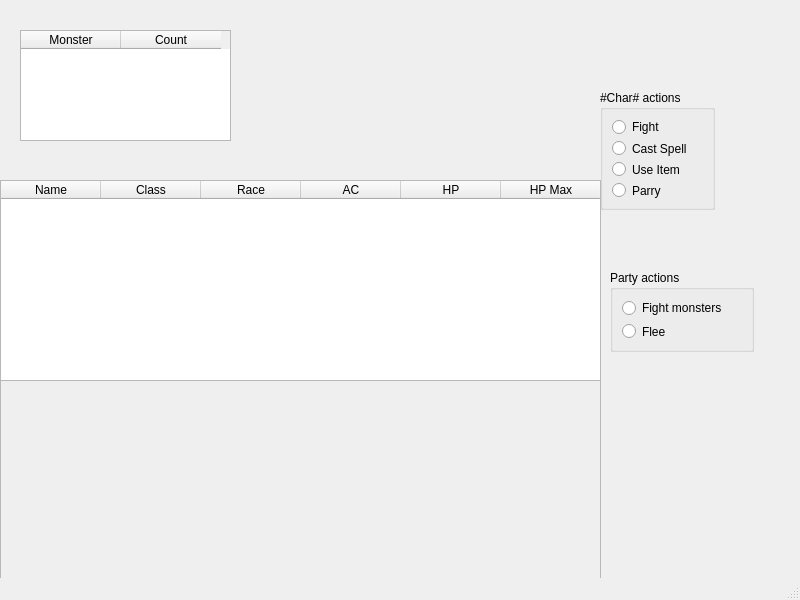
Qt form pyQTApp/qt_designer_widgets/combat_window.ui (codingame-team/DnD-5th-Edition-API) before a commit.
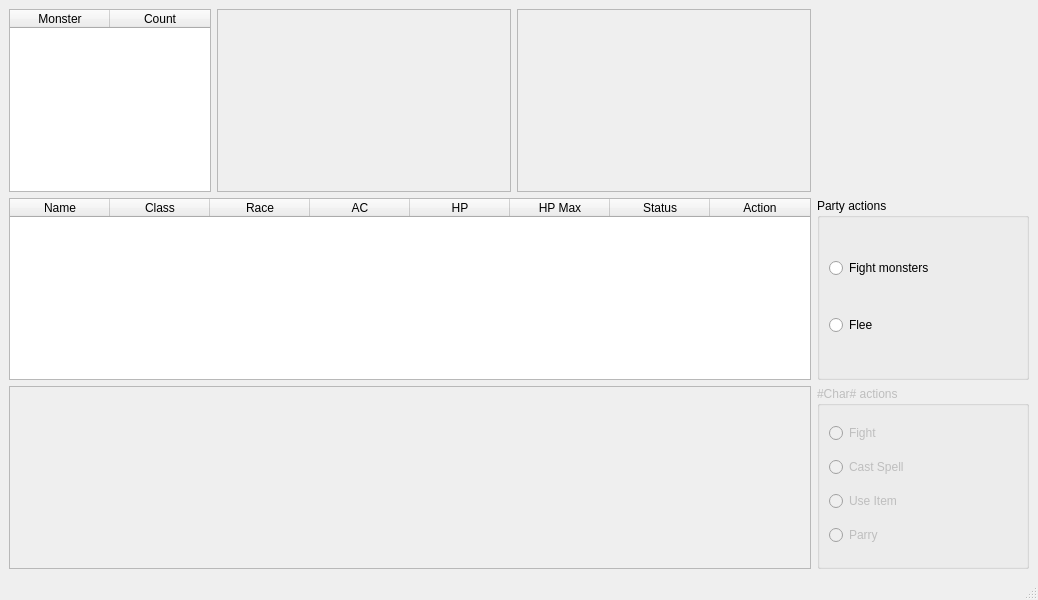
The same form after that commit.

Commit message: add spellcasting selection, improve action selection and refactor codes

```diff
--- a/pyQTApp/qt_designer_widgets/combat_window.ui
+++ b/pyQTApp/qt_designer_widgets/combat_window.ui
@@ -6,7 +6,7 @@
    <rect>
     <x>0</x>
     <y>0</y>
-    <width>800</width>
+    <width>1038</width>
     <height>600</height>
    </rect>
   </property>
@@ -14,99 +14,34 @@
    <string>Combat</string>
   </property>
   <widget class="QWidget" name="centralwidget">
-   <widget class="QScrollArea" name="event_scrollArea">
-    <property name="geometry">
-     <rect>
-      <x>0</x>
-      <y>380</y>
-      <width>601</width>
-      <height>201</height>
-     </rect>
-    </property>
-    <property name="widgetResizable">
-     <bool>true</bool>
-    </property>
-    <widget class="QWidget" name="scrollAreaWidgetContents">
-     <property name="geometry">
-      <rect>
-       <x>0</x>
-       <y>0</y>
-       <width>599</width>
-       <height>199</height>
-      </rect>
-     </property>
-    </widget>
-   </widget>
-   <widget class="QTableWidget" name="party_tableWidget">
-    <property name="geometry">
-     <rect>
-      <x>0</x>
-      <y>180</y>
-      <width>601</width>
-      <height>201</height>
-     </rect>
-    </property>
-    <property name="verticalScrollBarPolicy">
-     <enum>Qt::ScrollBarAlwaysOff</enum>
-    </property>
-    <property name="horizontalScrollBarPolicy">
-     <enum>Qt::ScrollBarAlwaysOff</enum>
-    </property>
-    <property name="sizeAdjustPolicy">
-     <enum>QAbstractScrollArea::AdjustToContents</enum>
-    </property>
-    <property name="columnCount">
-     <number>8</number>
-    </property>
-    <column>
+   <layout class="QGridLayout" name="gridLayout_3">
+    <item row="1" column="3">
+     <widget class="QGroupBox" name="party_action_groupBox">
+      <property name="title">
+       <string>Party actions</string>
+      </property>
+      <layout class="QGridLayout" name="gridLayout_2">
+       <item row="0" column="0">
+        <widget class="QRadioButton" name="radioButton_4">
+         <property name="text">
+          <string>Fight monsters</string>
+         </property>
+        </widget>
+       </item>
+       <item row="1" column="0">
+        <widget class="QRadioButton" name="radioButton_5">
      <property name="text">
-      <string>Name</string>
-     </property>
-    </column>
-    <column>
-     <property name="text">
-      <string>Class</string>
-     </property>
-    </column>
-    <column>
-     <property name="text">
-      <string>Race</string>
-     </property>
-    </column>
-    <column>
-     <property name="text">
-      <string>AC</string>
-     </property>
-    </column>
-    <column>
-     <property name="text">
-      <string>HP</string>
-     </property>
-    </column>
-    <column>
-     <property name="text">
-      <string>HP Max</string>
-     </property>
-    </column>
-    <column>
-     <property name="text">
-      <string>Status</string>
-     </property>
-    </column>
-    <column>
-     <property name="text">
-      <string>Action</string>
-     </property>
-    </column>
-   </widget>
+          <string>Flee</string>
+         </property>
+        </widget>
+       </item>
+      </layout>
+     </widget>
+    </item>
+    <item row="2" column="3">
    <widget class="QGroupBox" name="char_actions_groupBox">
-    <property name="geometry">
-     <rect>
-      <x>600</x>
-      <y>90</y>
-      <width>115</width>
-      <height>120</height>
-     </rect>
+      <property name="enabled">
+       <bool>false</bool>
     </property>
     <property name="title">
      <string>#Char# actions</string>
@@ -142,43 +77,93 @@
      </item>
     </layout>
    </widget>
-   <widget class="QGroupBox" name="party_action_groupBox">
+    </item>
+    <item row="1" column="0" colspan="3">
+     <widget class="QTableWidget" name="party_tableWidget">
+      <property name="sizePolicy">
+       <sizepolicy hsizetype="Minimum" vsizetype="MinimumExpanding">
+        <horstretch>0</horstretch>
+        <verstretch>0</verstretch>
+       </sizepolicy>
+      </property>
+      <property name="verticalScrollBarPolicy">
+       <enum>Qt::ScrollBarAlwaysOff</enum>
+      </property>
+      <property name="horizontalScrollBarPolicy">
+       <enum>Qt::ScrollBarAlwaysOff</enum>
+      </property>
+      <property name="sizeAdjustPolicy">
+       <enum>QAbstractScrollArea::AdjustToContents</enum>
+      </property>
+      <property name="columnCount">
+       <number>8</number>
+      </property>
+      <column>
+       <property name="text">
+        <string>Name</string>
+       </property>
+      </column>
+      <column>
+       <property name="text">
+        <string>Class</string>
+       </property>
+      </column>
+      <column>
+       <property name="text">
+        <string>Race</string>
+       </property>
+      </column>
+      <column>
+       <property name="text">
+        <string>AC</string>
+       </property>
+      </column>
+      <column>
+       <property name="text">
+        <string>HP</string>
+       </property>
+      </column>
+      <column>
+       <property name="text">
+        <string>HP Max</string>
+       </property>
+      </column>
+      <column>
+       <property name="text">
+        <string>Status</string>
+       </property>
+      </column>
+      <column>
+       <property name="text">
+        <string>Action</string>
+       </property>
+      </column>
+     </widget>
+    </item>
+    <item row="2" column="0" colspan="3">
+     <widget class="QScrollArea" name="event_scrollArea">
+      <property name="widgetResizable">
+       <bool>true</bool>
+      </property>
+      <widget class="QWidget" name="scrollAreaWidgetContents">
     <property name="geometry">
      <rect>
-      <x>610</x>
-      <y>270</y>
-      <width>144</width>
-      <height>82</height>
-     </rect>
-    </property>
-    <property name="title">
-     <string>Party actions</string>
-    </property>
-    <layout class="QGridLayout" name="gridLayout_2">
+         <x>0</x>
+         <y>0</y>
+         <width>800</width>
+         <height>172</height>
+        </rect>
+       </property>
+      </widget>
+     </widget>
+    </item>
      <item row="0" column="0">
-      <widget class="QRadioButton" name="radioButton_4">
-       <property name="text">
-        <string>Fight monsters</string>
-       </property>
-      </widget>
-     </item>
-     <item row="1" column="0">
-      <widget class="QRadioButton" name="radioButton_5">
-       <property name="text">
-        <string>Flee</string>
-       </property>
-      </widget>
-     </item>
-    </layout>
-   </widget>
    <widget class="QTableWidget" name="monsters_tableWidget">
-    <property name="geometry">
-     <rect>
-      <x>20</x>
-      <y>30</y>
-      <width>211</width>
-      <height>111</height>
-     </rect>
+      <property name="sizePolicy">
+       <sizepolicy hsizetype="Fixed" vsizetype="MinimumExpanding">
+        <horstretch>0</horstretch>
+        <verstretch>0</verstretch>
+       </sizepolicy>
     </property>
     <property name="verticalScrollBarPolicy">
      <enum>Qt::ScrollBarAlwaysOff</enum>
@@ -203,6 +188,40 @@
      </property>
     </column>
    </widget>
+    </item>
+    <item row="0" column="1">
+     <widget class="QFrame" name="monster_1_Frame">
+      <property name="minimumSize">
+       <size>
+        <width>150</width>
+        <height>150</height>
+       </size>
+      </property>
+      <property name="frameShape">
+       <enum>QFrame::StyledPanel</enum>
+      </property>
+      <property name="frameShadow">
+       <enum>QFrame::Raised</enum>
+      </property>
+     </widget>
+    </item>
+    <item row="0" column="2">
+     <widget class="QFrame" name="monster_2_Frame">
+      <property name="minimumSize">
+       <size>
+        <width>150</width>
+        <height>150</height>
+       </size>
+      </property>
+      <property name="frameShape">
+       <enum>QFrame::StyledPanel</enum>
+      </property>
+      <property name="frameShadow">
+       <enum>QFrame::Raised</enum>
+      </property>
+     </widget>
+    </item>
+   </layout>
    <zorder>char_actions_groupBox</zorder>
    <zorder>event_scrollArea</zorder>
    <zorder>party_tableWidget</zorder>
```
Left out of the diff: 4 changed lines with no effect on the pictures. Lines whose indentation alone changed are shown as unchanged. The commit also changes 12 other files.
